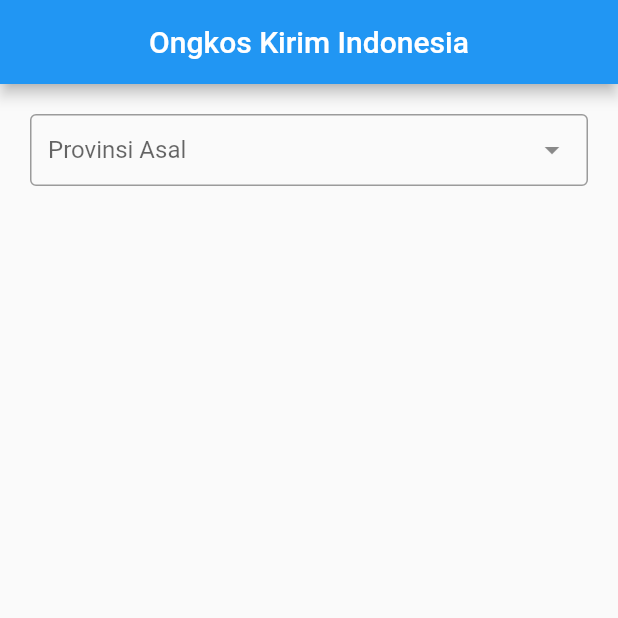
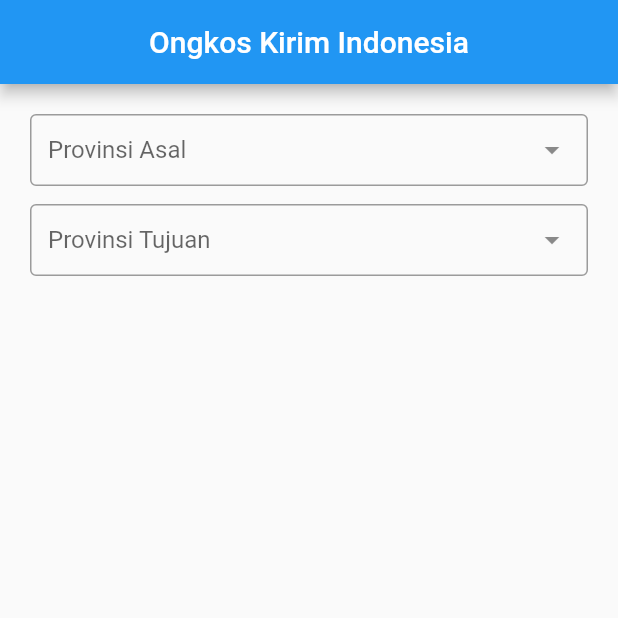
Before and after one commit to ceedadev/FlutterOngkir, a Flutter app: the screen it shows after launch, on a phone screen of 412 x 824 dp, the top half of it. Run offline on Flutter 3.47's test engine with Material 2 defaults, Android fonts, the phone set to English and light mode, and no system bars; drawn by our look-alikes of dropdown_search; our stand-ins replace get.

```diff
--- a/lib/app/modules/home/controllers/home_controller.dart
+++ b/lib/app/modules/home/controllers/home_controller.dart
@@ -1,6 +1,10 @@
 import 'package:get/get.dart';
 
 class HomeController extends GetxController {
-  var hiddenKota = true.obs;
-  var provId = 0.obs;
+  var hiddenKotaAsal = true.obs;
+  var provIdAsal = 0.obs;
+  var cityIdAsal = 0.obs;
+  var hiddenKotaTujuan = true.obs;
+  var provIdTujuan = 0.obs;
+  var cityIdTujuan = 0.obs;
 }
--- a/lib/app/modules/home/views/home_view.dart
+++ b/lib/app/modules/home/views/home_view.dart
@@ -17,12 +17,24 @@ class HomeView extends GetView<HomeController> {
         body: ListView(
           padding: EdgeInsets.all(20),
           children: [
-            ProvinceDropdownSearch(),
-            Obx(() => controller.hiddenKota.isTrue
-                ? SizedBox()
-                : CityDropdownSearch(
-                    provId: controller.provId.value,
-                  ))
+            ProvinceDropdownSearch(tipe: 'asal'),
+            Obx(
+              () => controller.hiddenKotaAsal.isTrue
+                  ? SizedBox()
+                  : CityDropdownSearch(
+                      provId: controller.provIdAsal.value,
+                      tipe: 'asal',
+                    ),
+            ),
+            ProvinceDropdownSearch(tipe: 'tujuan'),
+            Obx(
+              () => controller.hiddenKotaTujuan.isTrue
+                  ? SizedBox()
+                  : CityDropdownSearch(
+                      provId: controller.provIdTujuan.value,
+                      tipe: 'tujuan',
+                    ),
+            ),
           ],
         ));
   }
--- a/lib/app/modules/home/views/widgets/ProvinceDropdownSearch.dart
+++ b/lib/app/modules/home/views/widgets/ProvinceDropdownSearch.dart
@@ -10,7 +10,10 @@ import '../../province_model.dart';
 class ProvinceDropdownSearch extends GetView<HomeController> {
   const ProvinceDropdownSearch({
     Key? key,
+    required this.tipe,
   }) : super(key: key);
+
+  final String tipe;
 
   @override
   Widget build(BuildContext context) {
@@ -55,17 +58,25 @@ class ProvinceDropdownSearch extends GetView<HomeController> {
           );
         },
         itemAsString: (item) => item.province!,
-        label: "Provinsi Asal",
-        hint: "Pilih Provinsi Asal",
+        label: tipe == "asal" ? "Provinsi Asal" : "Provinsi Tujuan",
+        hint: tipe == "asal" ? "Pilih Provinsi Asal" : "Pilih Provinsi Tujuan",
         onChanged: (prov) {
           if (prov != null) {
-            controller.hiddenKota.value = false;
-            controller.provId.value = int.parse(prov.provinceId!);
-            print(prov.province);
+            if (tipe == 'asal') {
+              controller.hiddenKotaAsal.value = false;
+              controller.provIdAsal.value = int.parse(prov.provinceId!);
+            } else {
+              controller.hiddenKotaTujuan.value = false;
+              controller.provIdTujuan.value = int.parse(prov.provinceId!);
+            }
           } else {
-            controller.hiddenKota.value = true;
-            controller.provId.value = 0;
-            print("No Selected Province");
+            if (tipe == 'asal') {
+              controller.hiddenKotaAsal.value = true;
+              controller.provIdAsal.value = 0;
+            } else {
+              controller.hiddenKotaTujuan.value = true;
+              controller.provIdTujuan.value = 0;
+            }
           }
         },
         showClearButton: true,
```
Also changed, not shown: lib/app/modules/home/views/widgets/CityDropdownSearch.dart (+18 -5 lines).
